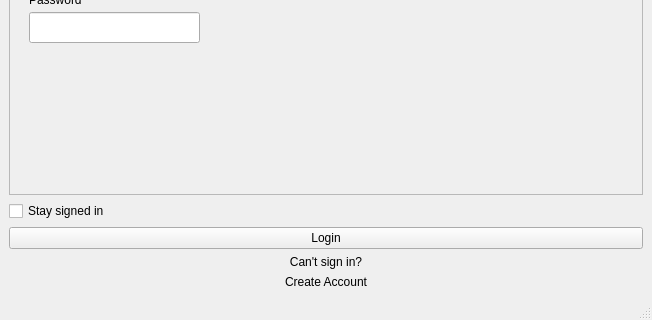
Old version of the form qtdesigner/login_design.ui in the repository Webtamu/shumi; both pictures show x 0 to 652 and y 465 to 785 of the 652 by 785 pixel window.
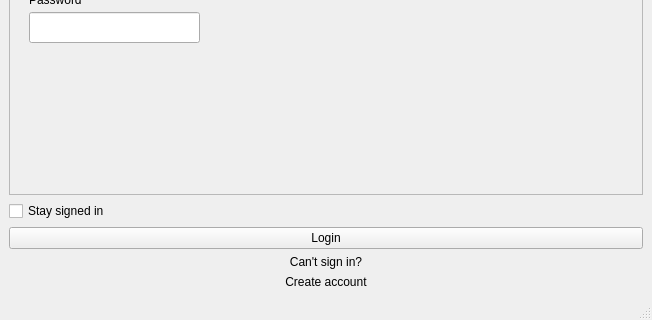
New version of the form.

Diff of the .ui file:
```diff
--- a/qtdesigner/login_design.ui
+++ b/qtdesigner/login_design.ui
@@ -141,7 +141,7 @@
        </sizepolicy>
       </property>
       <property name="text">
-       <string>Create Account</string>
+       <string>Create account</string>
       </property>
       <property name="alignment">
        <set>Qt::AlignCenter</set>
```
